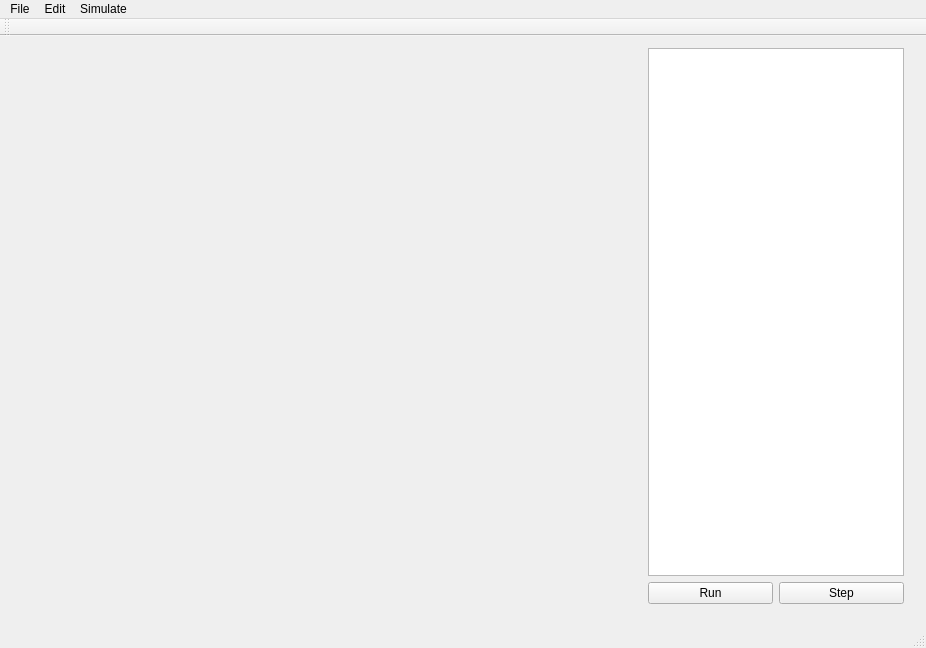
miguelmartin75/GP-Symbolic-Regression, file viewer/MainWindow.ui: the form before one commit.
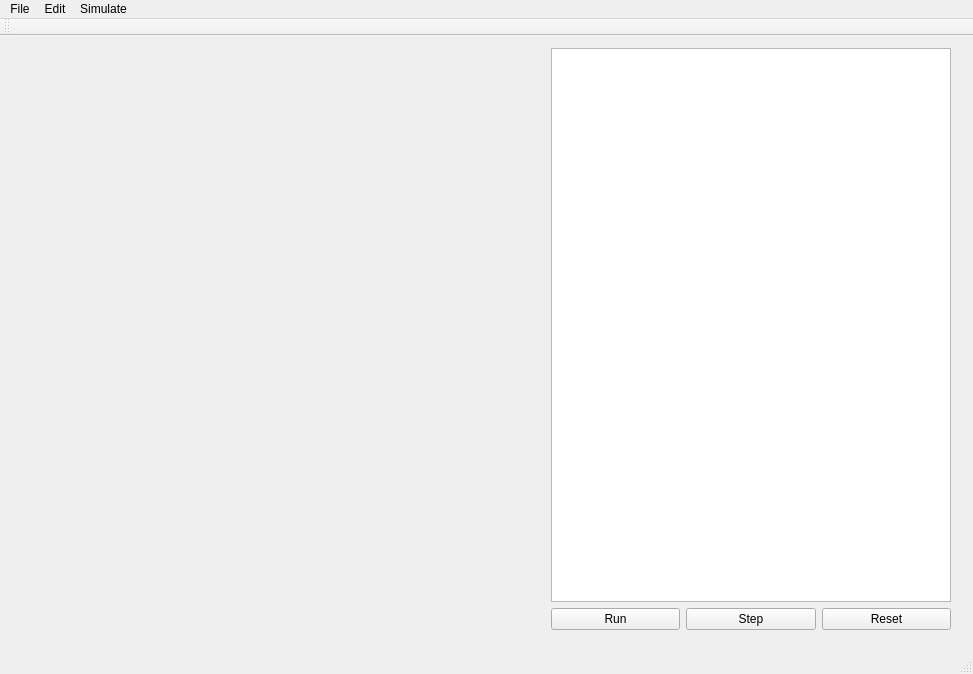
The form after the commit. Custom widgets are drawn as their Qt base class.

Diff of the .ui file:
```diff
--- a/viewer/MainWindow.ui
+++ b/viewer/MainWindow.ui
@@ -6,10 +6,16 @@
    <rect>
     <x>0</x>
     <y>0</y>
-    <width>926</width>
-    <height>648</height>
+    <width>973</width>
+    <height>674</height>
    </rect>
   </property>
+  <property name="sizePolicy">
+   <sizepolicy hsizetype="Preferred" vsizetype="Preferred">
+    <horstretch>0</horstretch>
+    <verstretch>0</verstretch>
+   </sizepolicy>
+  </property>
   <property name="windowTitle">
    <string>MainWindow</string>
   </property>
@@ -62,7 +68,20 @@
         <number>1</number>
        </property>
        <item>
-        <widget class="QListView" name="solutionsListview"/>
+        <widget class="QListWidget" name="solutionsList">
+         <property name="sizePolicy">
+          <sizepolicy hsizetype="Expanding" vsizetype="Expanding">
+           <horstretch>0</horstretch>
+           <verstretch>0</verstretch>
+          </sizepolicy>
+         </property>
+         <property name="minimumSize">
+          <size>
+           <width>400</width>
+           <height>0</height>
+          </size>
+         </property>
+        </widget>
        </item>
        <item>
         <layout class="QHBoxLayout" name="horizontalLayout">
@@ -80,6 +99,13 @@
            </property>
           </widget>
          </item>
+         <item>
+          <widget class="QPushButton" name="resetButton">
+           <property name="text">
+            <string>Reset</string>
+           </property>
+          </widget>
+         </item>
         </layout>
        </item>
       </layout>
@@ -92,7 +118,7 @@
     <rect>
      <x>0</x>
      <y>0</y>
-     <width>926</width>
+     <width>973</width>
      <height>22</height>
     </rect>
    </property>
```
Left out of the diff: 2 changed lines with no effect on the pictures.
